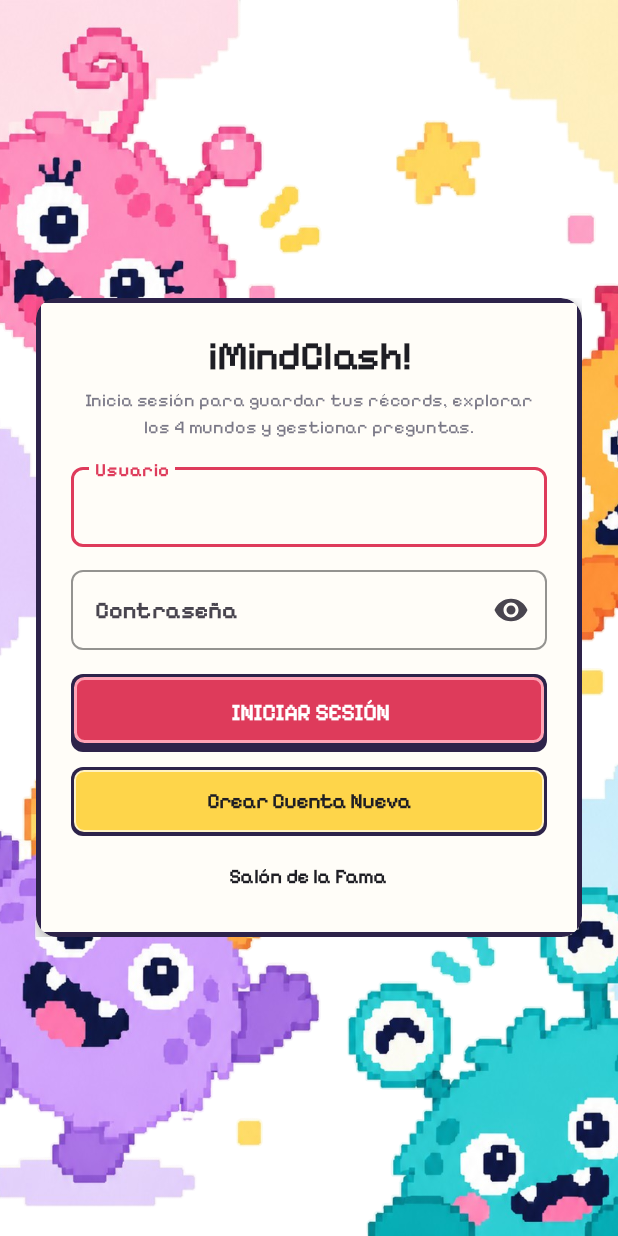
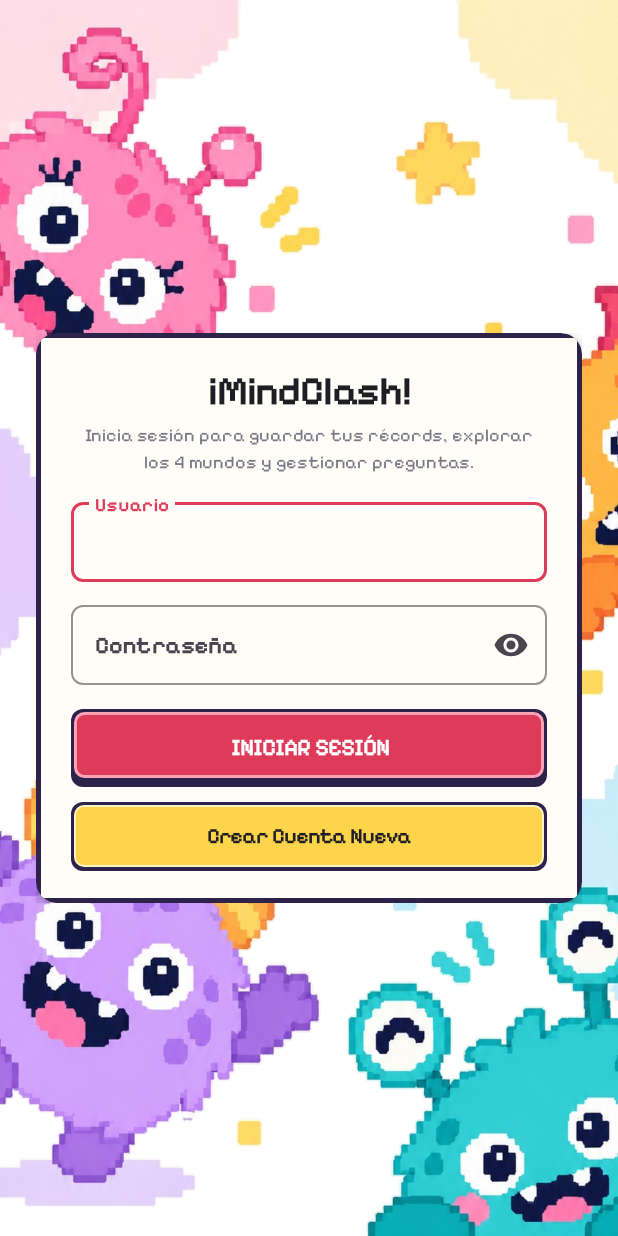
Before and after one commit to Camila-Ianni/TP_Trivia, an Android app: the screen it shows after launch (MainActivity), on a phone screen of 412 x 824 dp. Run offline under Robolectric (Android 15) with nearby library versions, the phone set to English and light mode, and no system bars.

Commit message:
ui: remove Hall of Fame button from Login screen

```diff
--- a/app/src/main/java/com/example/triviamaster/MainActivity.java
+++ b/app/src/main/java/com/example/triviamaster/MainActivity.java
@@ -74,9 +74,6 @@ public final class MainActivity extends AppCompatActivity {
 
         binding.btnGoRegister.setOnClickListener(v ->
                 startActivity(new Intent(MainActivity.this, RegisterActivity.class)));
-
-        binding.btnViewRanking.setOnClickListener(v ->
-                startActivity(new Intent(MainActivity.this, RankingActivity.class)));
     }
 
     private void attemptLogin() {
--- a/app/src/main/res/layout/activity_main.xml
+++ b/app/src/main/res/layout/activity_main.xml
@@ -153,18 +153,6 @@
                         android:textStyle="bold"
                         android:textAllCaps="false"
                         android:stateListAnimator="@null" />
-
-                    <androidx.appcompat.widget.AppCompatButton
-                        android:id="@+id/btnViewRanking"
-                        android:layout_width="wrap_content"
-                        android:layout_height="38dp"
-                        android:layout_marginTop="8dp"
-                        android:background="?attr/selectableItemBackgroundBorderless"
-                        android:text="@string/btn_hall_of_fame"
-                        android:textColor="@color/ref_text_dark"
-                        android:textSize="13sp"
-                        android:textStyle="bold"
-                        android:textAllCaps="false" />
                 </LinearLayout>
             </androidx.cardview.widget.CardView>
         </LinearLayout>
```
